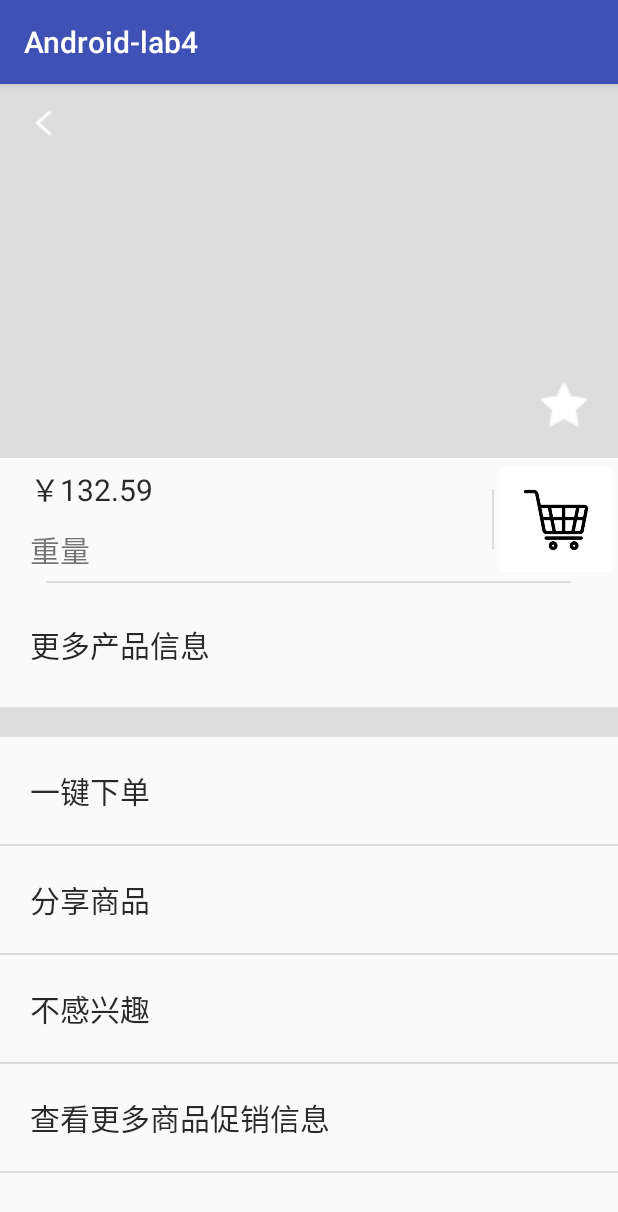
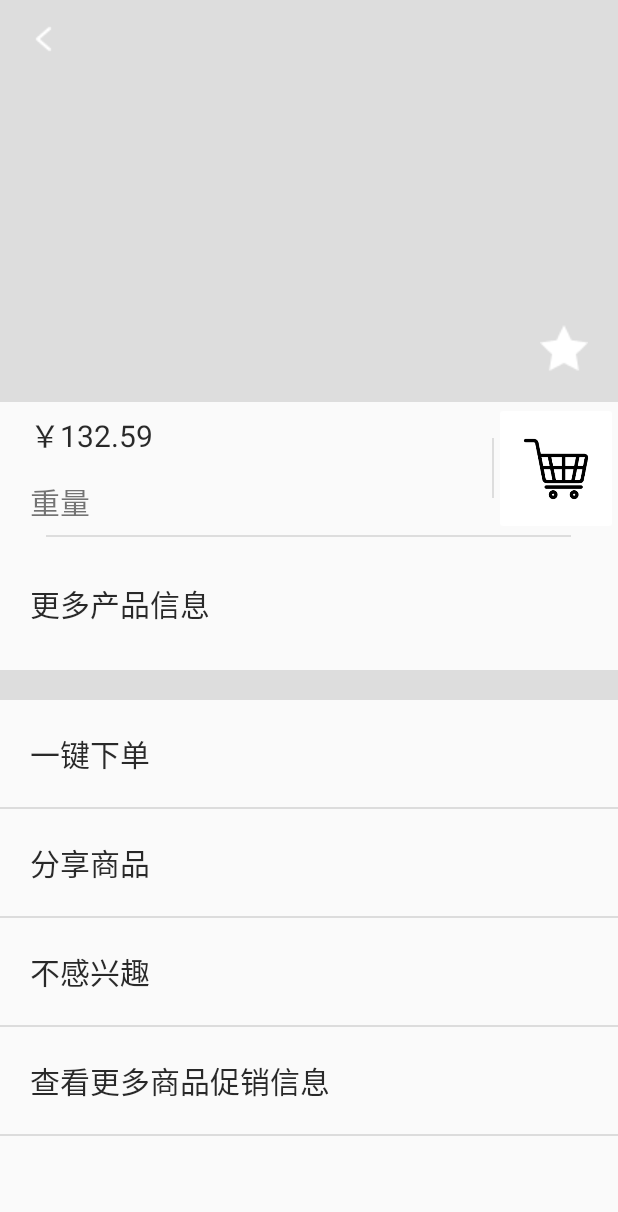
Before and after one commit to doublechen666/Android-lab4, an Android app: the detail screen opened directly, with no data from a screen before it, after a tap on an icon or button, on a phone screen of 412 x 824 dp. Shown: the top 1212 px of the screen. Run offline under Robolectric (Android 15) with nearby library versions, the phone set to English and light mode, and no system bars; our stand-ins replace EventBus; 5 statements that could not run were skipped; 1 other tap on this screen came first.

```diff
--- a/app/build.gradle
+++ b/app/build.gradle
@@ -2,7 +2,7 @@ apply plugin: 'com.android.application'
 
 android {
     compileSdkVersion 26
-    buildToolsVersion '26.0.1'
+    buildToolsVersion '26.0.2'
     defaultConfig {
         applicationId "com.chan.android_lab2"
         minSdkVersion 21
@@ -31,5 +31,6 @@ dependencies {
     compile 'com.android.support:recyclerview-v7:26.0.0-alpha1'
     compile 'jp.wasabeef:recyclerview-animators:2.2.7'
     compile 'com.android.support:support-core-utils:26.0.0-alpha1'
+    compile 'org.greenrobot:eventbus:3.0.0'
     testCompile 'junit:junit:4.12'
 }
--- /dev/null
+++ b/app/src/main/java/com/chan/android_lab4/MessageEvent.java
@@ -0,0 +1,24 @@
+package com.chan.android_lab4;
+
+/**
+ * Created by 61915 on 17/10/26.
+ */
+
+public class MessageEvent {
+    private String name_msg;
+    private String price_msg;
+
+    public MessageEvent(String name, String price) {
+        super();
+        name_msg = name;
+        price_msg= price;
+    }
+
+    public String getNameMsg() {
+        return name_msg;
+    }
+
+    public String getPriceMsg() {
+        return price_msg;
+    }
+}
--- a/app/src/main/res/values/styles.xml
+++ b/app/src/main/res/values/styles.xml
@@ -1,7 +1,7 @@
 <resources>
 
     <!-- Base application theme. -->
-    <style name="AppTheme" parent="Theme.AppCompat.Light.DarkActionBar">
+    <style name="AppTheme" parent="Theme.AppCompat.Light.NoActionBar">
         <!-- Customize your theme here. -->
         <item name="colorPrimary">@color/colorPrimary</item>
         <item name="colorPrimaryDark">@color/colorPrimaryDark</item>
--- a/build.gradle
+++ b/build.gradle
@@ -5,7 +5,7 @@ buildscript {
         jcenter()
     }
     dependencies {
-        classpath 'com.android.tools.build:gradle:2.3.3'
+        classpath 'com.android.tools.build:gradle:3.0.0'
 
         // NOTE: Do not place your application dependencies here; they belong
         // in the individual module build.gradle files
```
Also changed, not shown: app/src/main/java/com/chan/android_lab4/MainActivity.java (+50 -28 lines), app/src/main/java/com/chan/android_lab4/detail.java (+16 -26 lines), gradle/wrapper/gradle-wrapper.properties.
